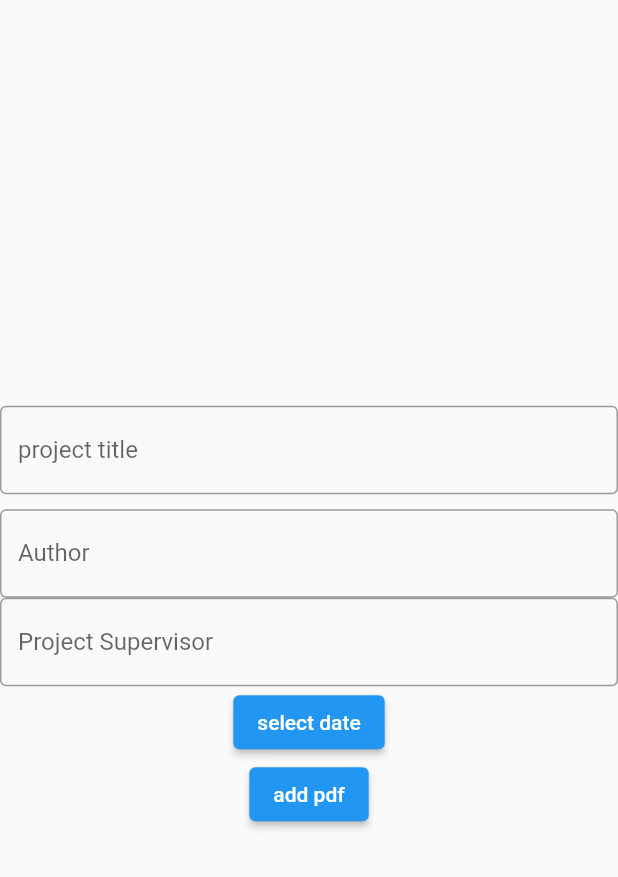
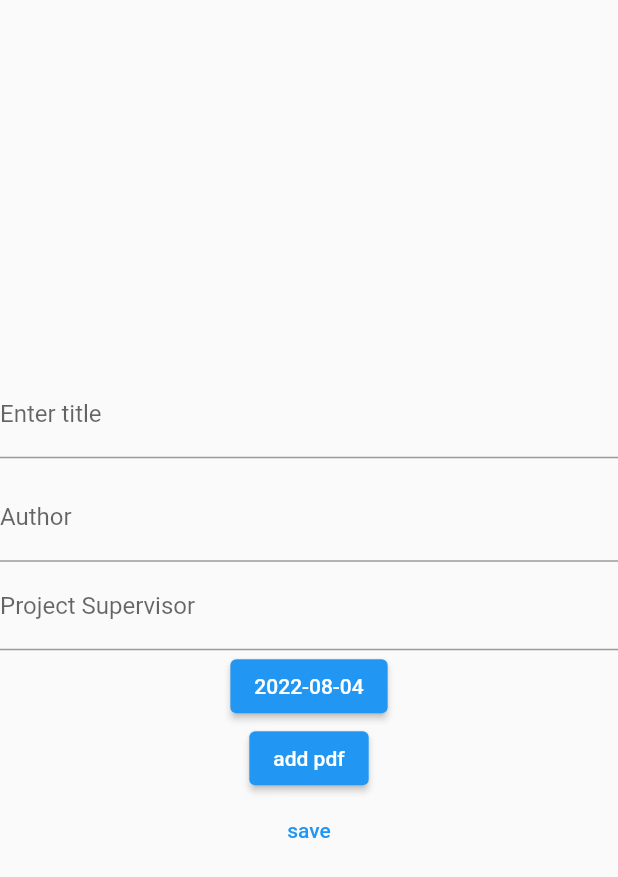
Before and after one commit to Uthman-lab/achieval_project, a Flutter app: the AddView screen opened directly, after a tap on "add pdf", on a phone screen of 412 x 824 dp. Shown: the top 877 px of the screen. Run offline on Flutter 3.47's test engine with Material 2 defaults, Android fonts, the phone set to English and light mode, and no system bars; our stand-ins replace file_picker.

Commit message:
basic template of the addview and some other basics set in this commit

```diff
--- /dev/null
+++ b/lib/controllers/file_picker.dart
@@ -0,0 +1,15 @@
+import 'dart:io';
+import 'package:file_picker/file_picker.dart';
+
+class FilePickerClass {
+  Future<File?> filePicker() async {
+    File? file;
+    FilePickerResult? result = await FilePicker.platform.pickFiles();
+
+    if (result != null) {
+      file = File(result.files.single.path!);
+    } else {}
+
+    return file;
+  }
+}
--- /dev/null
+++ b/lib/controllers/project_controller.dart
@@ -0,0 +1,38 @@
+import 'dart:io';
+
+import 'package:flutter/cupertino.dart';
+import 'package:provider/provider.dart';
+
+class ProjectController extends ChangeNotifier {
+  String? _title;
+  String? _author;
+  String? _supervisor;
+  late DateTime _date = DateTime.now();
+  File? _file;
+
+  String get title => this._title!;
+  String get author => this._author!;
+  String get supervisor => this._supervisor!;
+  DateTime get date => this._date;
+  File get file => this._file!;
+
+  set title(String newTitle) {
+    _title = newTitle;
+  }
+
+  set author(newAuthor) {
+    _author = newAuthor;
+  }
+
+  set supervisor(newSupervisor) {
+    _supervisor = newSupervisor;
+  }
+
+  set date(newDate) {
+    _date = newDate;
+  }
+
+  set file(newFile) {
+    _file = newFile;
+  }
+}
--- /dev/null
+++ b/lib/models/project_work_model.dart
@@ -0,0 +1,20 @@
+import 'dart:io';
+
+class Project {
+  final String title;
+  final String author;
+  final String supervisor;
+  final DateTime date;
+  final File file;
+
+  Project(
+      {required this.title,
+      required this.author,
+      this.supervisor = "unKnown",
+      required this.date,
+      required this.file});
+}
+
+class Projects {
+  static List<Project> projects = [];
+}
--- a/lib/views/add_project.dart
+++ b/lib/views/add_project.dart
@@ -1,29 +1,55 @@
+import 'dart:io';
+
+import 'package:achieval_project/controllers/file_picker.dart';
+import 'package:achieval_project/controllers/project_controller.dart';
+import 'package:achieval_project/widgets/buttons.dart';
 import 'package:achieval_project/widgets/spaces.dart';
 import 'package:achieval_project/widgets/textfields.dart';
 import 'package:flutter/material.dart';
+import 'package:provider/provider.dart';
+
+import '../models/project_work_model.dart';
 
 class AddView extends StatelessWidget {
   const AddView({Key? key}) : super(key: key);
 
   @override
   Widget build(BuildContext context) {
+    var projectObj = Provider.of<ProjectController>(context);
+    TextEditingController titleController = TextEditingController();
+    TextEditingController supervisorController = TextEditingController();
+    TextEditingController authorController = TextEditingController();
     return Scaffold(
       body: Container(
         child: Column(
           mainAxisAlignment: MainAxisAlignment.center,
           children: [
-            MyTextFormField(
-              label: "project title",
+            MyTextField(controller: titleController, label: "Enter title"),
+            MySpace(10),
+            MyTextField(
+              label: "Author",
+              controller: authorController,
             ),
-            MySpace(10),
-            MyTextFormField(
-              label: "Author",
-            ),
-            MyTextFormField(
+            MyTextField(
+              controller: supervisorController,
               label: "Project Supervisor",
             ),
             DatePicker(),
-            Pdf()
+            Pdf(),
+            MyTextButton(
+              label: "save",
+              onpressed: () {
+                var obj = Project(
+                    title: titleController.text,
+                    author: authorController.text,
+                    date: projectObj.date,
+                    file: projectObj.file);
+                Projects.projects.add(obj);
+                Projects.projects.forEach((element) {
+                  print("${element.author}, ${element.date}");
+                });
+              },
+            )
           ],
         ),
       ),
@@ -40,7 +66,8 @@ class DatePicker extends StatefulWidget {
 
 class _DatePickerState extends State<DatePicker> {
   DateTime? selectedDate;
-  void pickDate() async {
+  void pickDate(context) async {
+    var date = Provider.of<ProjectController>(context, listen: false);
     final pick = await showDatePicker(
         context: context,
         initialDate: DateTime(2020),
@@ -48,19 +75,21 @@ class _DatePickerState extends State<DatePicker> {
         lastDate: DateTime(2024));
     if (pick != null) {
       setState(() {
-        selectedDate = pick;
+        date.date = pick;
+        print(date.date);
       });
     }
   }
 
   @override
   Widget build(BuildContext context) {
+    var date = Provider.of<ProjectController>(context);
     return Container(
       child: ElevatedButton(
         onPressed: () {
-          pickDate();
+          pickDate(context);
         },
-        child: Text("${selectedDate ?? "select date"}"),
+        child: Text("${date.date.toString().split(' ')[0]}"),
       ),
     );
   }
@@ -74,12 +103,23 @@ class Pdf extends StatefulWidget {
 }
 
 class _PdfState extends State<Pdf> {
+  String? fileName;
   @override
   Widget build(BuildContext context) {
+    var projectObj = Provider.of<ProjectController>(context, listen: false);
     return Container(
       child: ElevatedButton(
-        child: Text('add pdf'),
-        onPressed: () {},
+        child: Text(fileName ?? 'add pdf'),
+        onPressed: () async {
+          var obj = FilePickerClass();
+          File? a = await obj.filePicker();
+          if (a != null) {
+            projectObj.file = a;
+            setState(() {
+              fileName = a.path.split('/').last;
+            });
+          }
+        },
       ),
     );
   }
--- a/lib/views/dashboad_view.dart
+++ b/lib/views/dashboad_view.dart
@@ -1,3 +1,4 @@
+import 'package:achieval_project/views/add_project.dart';
 import 'package:achieval_project/views/search_projects_view.dart';
 import 'package:achieval_project/widgets/buttons.dart';
 import 'package:achieval_project/widgets/spaces.dart';
@@ -16,6 +17,10 @@ class MyDashBoad extends StatelessWidget {
           children: [
             MyTextButton(
               label: "Add Project",
+              onpressed: () {
+                Navigator.push(context,
+                    MaterialPageRoute(builder: (context) => AddView()));
+              },
             ),
             MySpace(30.0),
             MyTextButton(
--- a/lib/widgets/textfields.dart
+++ b/lib/widgets/textfields.dart
@@ -12,3 +12,18 @@ class MyTextFormField extends StatelessWidget {
     );
   }
 }
+
+class MyTextField extends StatelessWidget {
+  const MyTextField({Key? key, required this.controller, required this.label})
+      : super(key: key);
+  final TextEditingController controller;
+  final String label;
+
+  @override
+  Widget build(BuildContext context) {
+    return TextField(
+      controller: controller,
+      decoration: InputDecoration(label: Text(label)),
+    );
+  }
+}
--- a/pubspec.yaml
+++ b/pubspec.yaml
@@ -34,6 +34,7 @@ dependencies:
   # Use with the CupertinoIcons class for iOS style icons.
   cupertino_icons: ^1.0.2
   provider: ^6.0.3
+  file_picker: ^5.0.1
 
 dev_dependencies:
   flutter_test:
```
Also changed, not shown: lib/generated_plugin_registrant.dart (added, +17 -0 lines), lib/main.dart (+13 -4 lines), lib/views/search_projects_view.dart (+14 -4 lines), pubspec.lock.
